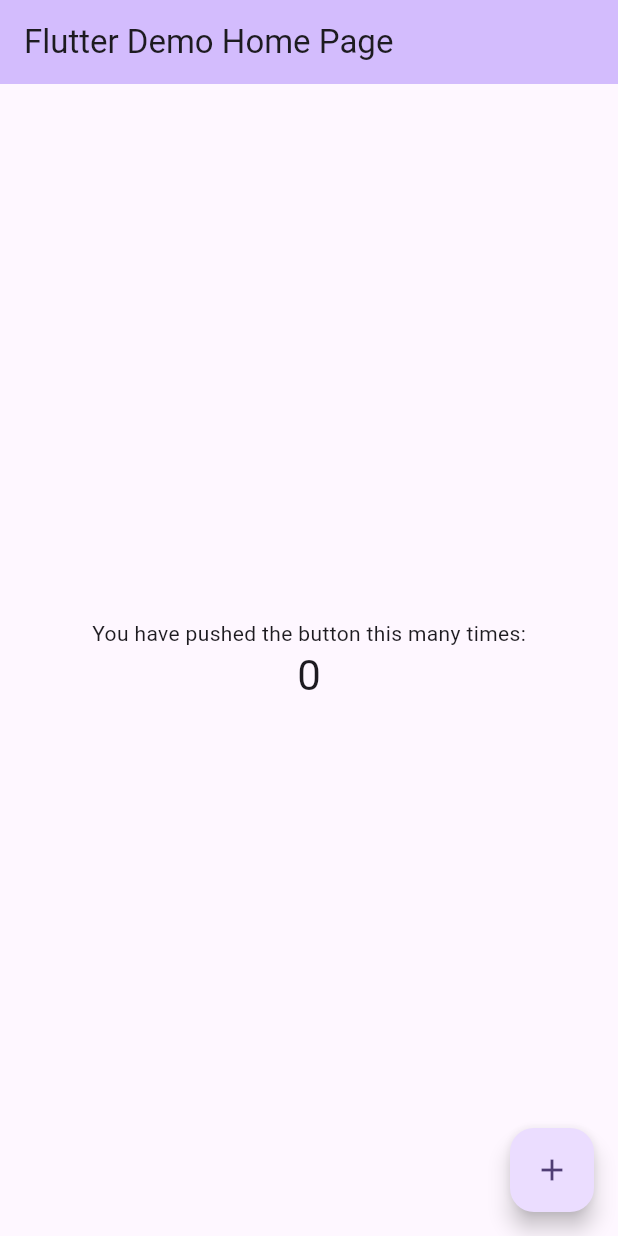
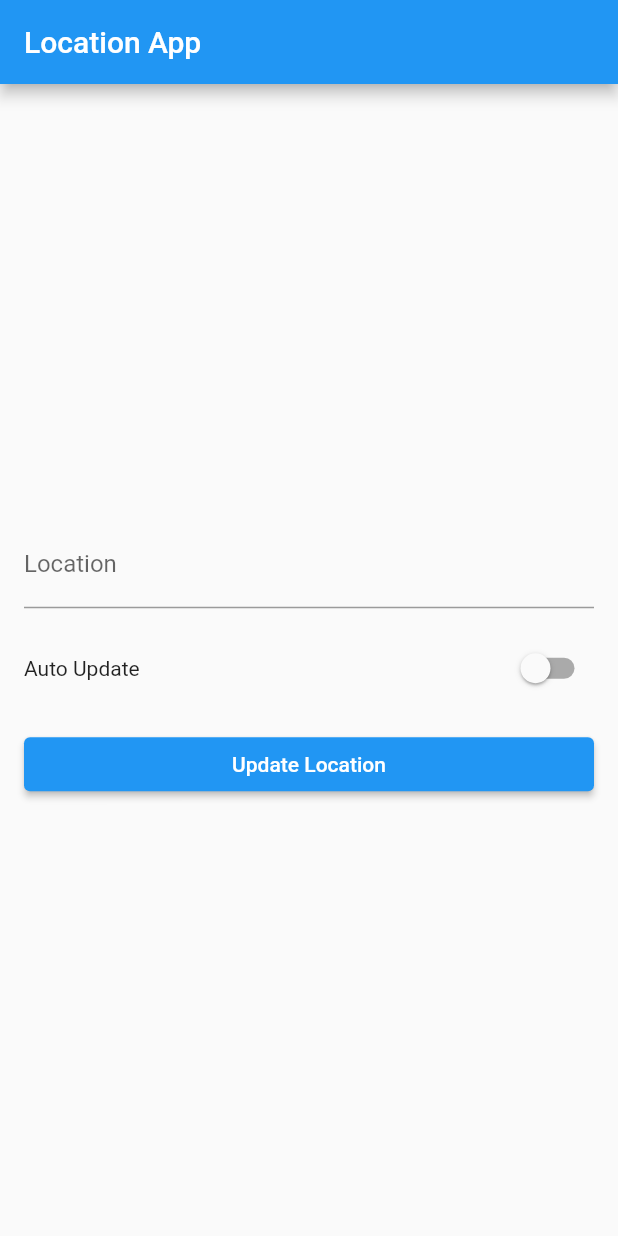
Before and after one commit to Allen7702/geoLocator, a Flutter app: the screen it shows after launch, on a phone screen of 412 x 824 dp. Run offline on Flutter 3.47's test engine with Material 2 defaults, Android fonts, the phone set to English and light mode, and no system bars; our stand-ins replace geolocator.

```diff
--- a/lib/main.dart
+++ b/lib/main.dart
@@ -1,125 +1,239 @@
 import 'package:flutter/material.dart';
+import 'package:geolocator/geolocator.dart';
 
 void main() {
-  runApp(const MyApp());
+  runApp(const LocationApp());
 }
 
-class MyApp extends StatelessWidget {
-  const MyApp({super.key});
-
-  // This widget is the root of your application.
+class LocationApp extends StatelessWidget {
+  const LocationApp({Key? key}) : super(key: key);
   @override
   Widget build(BuildContext context) {
     return MaterialApp(
-      title: 'Flutter Demo',
+      title: 'Location App',
       theme: ThemeData(
-        // This is the theme of your application.
-        //
-        // TRY THIS: Try running your application with "flutter run". You'll see
-        // the application has a blue toolbar. Then, without quitting the app,
-        // try changing the seedColor in the colorScheme below to Colors.green
-        // and then invoke "hot reload" (save your changes or press the "hot
-        // reload" button in a Flutter-supported IDE, or press "r" if you used
-        // the command line to start the app).
-        //
-        // Notice that the counter didn't reset back to zero; the application
-        // state is not lost during the reload. To reset the state, use hot
-        // restart instead.
-        //
-        // This works for code too, not just values: Most code changes can be
-        // tested with just a hot reload.
-        colorScheme: ColorScheme.fromSeed(seedColor: Colors.deepPurple),
-        useMaterial3: true,
+        primarySwatch: Colors.blue,
       ),
-      home: const MyHomePage(title: 'Flutter Demo Home Page'),
+      home: const LocationScreen(),
     );
   }
 }
 
-class MyHomePage extends StatefulWidget {
-  const MyHomePage({super.key, required this.title});
-
-  // This widget is the home page of your application. It is stateful, meaning
-  // that it has a State object (defined below) that contains fields that affect
-  // how it looks.
-
-  // This class is the configuration for the state. It holds the values (in this
-  // case the title) provided by the parent (in this case the App widget) and
-  // used by the build method of the State. Fields in a Widget subclass are
-  // always marked "final".
-
-  final String title;
+class LocationScreen extends StatefulWidget {
+  const LocationScreen({super.key});
 
   @override
-  State<MyHomePage> createState() => _MyHomePageState();
+  State<LocationScreen> createState() => _LocationScreenState();
 }
 
-class _MyHomePageState extends State<MyHomePage> {
-  int _counter = 0;
+class _LocationScreenState extends State<LocationScreen> {
+  final TextEditingController _locationController = TextEditingController();
+  bool _autoUpdateLocation = false;
+  // ignore: unused_field
+  String _currentLocation = '';
 
-  void _incrementCounter() {
+  @override
+  void initState() {
+    super.initState();
+    _getLocation();
+  }
+
+ Future<void> _getLocation() async {
+  try {
+    Position position = await Geolocator.getCurrentPosition(
+      desiredAccuracy: LocationAccuracy.high,
+    );
+
+    String newLocation = "${position.latitude}, ${position.longitude}";
+
     setState(() {
-      // This call to setState tells the Flutter framework that something has
-      // changed in this State, which causes it to rerun the build method below
-      // so that the display can reflect the updated values. If we changed
-      // _counter without calling setState(), then the build method would not be
-      // called again, and so nothing would appear to happen.
-      _counter++;
+      if (!_autoUpdateLocation) {
+        _locationController.text = newLocation;
+      }
+      _currentLocation = newLocation;
+    });
+  } catch (e) {
+    debugPrint(e.toString());
+  }
+}
+
+  void _toggleAutoUpdate(bool value) {
+    setState(() {
+      _autoUpdateLocation = value;
+      if (_autoUpdateLocation) {
+        _getLocation();
+      }
     });
   }
 
   @override
   Widget build(BuildContext context) {
-    // This method is rerun every time setState is called, for instance as done
-    // by the _incrementCounter method above.
-    //
-    // The Flutter framework has been optimized to make rerunning build methods
-    // fast, so that you can just rebuild anything that needs updating rather
-    // than having to individually change instances of widgets.
     return Scaffold(
       appBar: AppBar(
-        // TRY THIS: Try changing the color here to a specific color (to
-        // Colors.amber, perhaps?) and trigger a hot reload to see the AppBar
-        // change color while the other colors stay the same.
-        backgroundColor: Theme.of(context).colorScheme.inversePrimary,
-        // Here we take the value from the MyHomePage object that was created by
-        // the App.build method, and use it to set our appbar title.
-        title: Text(widget.title),
+        title: const Text('Location App'),
       ),
-      body: Center(
-        // Center is a layout widget. It takes a single child and positions it
-        // in the middle of the parent.
+      body: Padding(
+        padding: const EdgeInsets.all(16.0),
         child: Column(
-          // Column is also a layout widget. It takes a list of children and
-          // arranges them vertically. By default, it sizes itself to fit its
-          // children horizontally, and tries to be as tall as its parent.
-          //
-          // Column has various properties to control how it sizes itself and
-          // how it positions its children. Here we use mainAxisAlignment to
-          // center the children vertically; the main axis here is the vertical
-          // axis because Columns are vertical (the cross axis would be
-          // horizontal).
-          //
-          // TRY THIS: Invoke "debug painting" (choose the "Toggle Debug Paint"
-          // action in the IDE, or press "p" in the console), to see the
-          // wireframe for each widget.
           mainAxisAlignment: MainAxisAlignment.center,
-          children: <Widget>[
-            const Text(
-              'You have pushed the button this many times:',
+          crossAxisAlignment: CrossAxisAlignment.stretch,
+          children: [
+            TextField(
+              controller: _locationController,
+              enabled: !_autoUpdateLocation,
+              decoration: const InputDecoration(labelText: 'Location'),
             ),
-            Text(
-              '$_counter',
-              style: Theme.of(context).textTheme.headlineMedium,
+            const SizedBox(height: 16.0),
+            Row(
+              mainAxisAlignment: MainAxisAlignment.spaceBetween,
+              children: [
+                const Text('Auto Update'),
+                Switch(
+                  value: _autoUpdateLocation,
+                  onChanged: _toggleAutoUpdate,
+                ),
+              ],
+            ),
+            const SizedBox(height: 16.0),
+            ElevatedButton(
+              onPressed: _getLocation,
+              child: const Text('Update Location'),
             ),
           ],
         ),
       ),
-      floatingActionButton: FloatingActionButton(
-        onPressed: _incrementCounter,
-        tooltip: 'Increment',
-        child: const Icon(Icons.add),
-      ), // This trailing comma makes auto-formatting nicer for build methods.
     );
   }
 }
+
+
+
+
+
+
+
+// import 'package:flutter/material.dart';
+
+// void main() {
+//   runApp(const MyApp());
+// }
+
+// class MyApp extends StatelessWidget {
+//   const MyApp({super.key});
+
+//   // This widget is the root of your application.
+//   @override
+//   Widget build(BuildContext context) {
+//     return MaterialApp(
+//       title: 'Flutter Demo',
+//       theme: ThemeData(
+//         // This is the theme of your application.
+//         //
+//         // TRY THIS: Try running your application with "flutter run". You'll see
+//         // the application has a blue toolbar. Then, without quitting the app,
+//         // try changing the seedColor in the colorScheme below to Colors.green
+//         // and then invoke "hot reload" (save your changes or press the "hot
+//         // reload" button in a Flutter-supported IDE, or press "r" if you used
+//         // the command line to start the app).
+//         //
+//         // Notice that the counter didn't reset back to zero; the application
+//         // state is not lost during the reload. To reset the state, use hot
+//         // restart instead.
+//         //
+//         // This works for code too, not just values: Most code changes can be
+//         // tested with just a hot reload.
+//         colorScheme: ColorScheme.fromSeed(seedColor: Colors.deepPurple),
+//         useMaterial3: true,
+//       ),
+//       home: const MyHomePage(title: 'Flutter Demo Home Page'),
+//     );
+//   }
+// }
+
+// class MyHomePage extends StatefulWidget {
+//   const MyHomePage({super.key, required this.title});
+
+//   // This widget is the home page of your application. It is stateful, meaning
+//   // that it has a State object (defined below) that contains fields that affect
+//   // how it looks.
+
+//   // This class is the configuration for the state. It holds the values (in this
+//   // case the title) provided by the parent (in this case the App widget) and
+//   // used by the build method of the State. Fields in a Widget subclass are
+//   // always marked "final".
+
+//   final String title;
+
+//   @override
+//   State<MyHomePage> createState() => _MyHomePageState();
+// }
+
+// class _MyHomePageState extends State<MyHomePage> {
+//   int _counter = 0;
+
+//   void _incrementCounter() {
+//     setState(() {
+//       // This call to setState tells the Flutter framework that something has
+//       // changed in this State, which causes it to rerun the build method below
+//       // so that the display can reflect the updated values. If we changed
+//       // _counter without calling setState(), then the build method would not be
+//       // called again, and so nothing would appear to happen.
+//       _counter++;
+//     });
+//   }
+
+//   @override
+//   Widget build(BuildContext context) {
+//     // This method is rerun every time setState is called, for instance as done
+//     // by the _incrementCounter method above.
+//     //
+//     // The Flutter framework has been optimized to make rerunning build methods
+//     // fast, so that you can just rebuild anything that needs updating rather
+//     // than having to individually change instances of widgets.
+//     return Scaffold(
+//       appBar: AppBar(
+//         // TRY THIS: Try changing the color here to a specific color (to
+//         // Colors.amber, perhaps?) and trigger a hot reload to see the AppBar
+//         // change color while the other colors stay the same.
+//         backgroundColor: Theme.of(context).colorScheme.inversePrimary,
+//         // Here we take the value from the MyHomePage object that was created by
+//         // the App.build method, and use it to set our appbar title.
+//         title: Text(widget.title),
+//       ),
+//       body: Center(
+//         // Center is a layout widget. It takes a single child and positions it
+//         // in the middle of the parent.
+//         child: Column(
+//           // Column is also a layout widget. It takes a list of children and
+//           // arranges them vertically. By default, it sizes itself to fit its
+//           // children horizontally, and tries to be as tall as its parent.
+//           //
+//           // Column has various properties to control how it sizes itself and
+//           // how it positions its children. Here we use mainAxisAlignment to
+//           // center the children vertically; the main axis here is the vertical
+//           // axis because Columns are vertical (the cross axis would be
+//           // horizontal).
+//           //
+//           // TRY THIS: Invoke "debug painting" (choose the "Toggle Debug Paint"
+//           // action in the IDE, or press "p" in the console), to see the
+//           // wireframe for each widget.
+//           mainAxisAlignment: MainAxisAlignment.center,
+//           children: <Widget>[
+//             const Text(
+//               'You have pushed the button this many times:',
+//             ),
+//             Text(
+//               '$_counter',
+//               style: Theme.of(context).textTheme.headlineMedium,
+//             ),
+//           ],
+//         ),
+//       ),
+//       floatingActionButton: FloatingActionButton(
+//         onPressed: _incrementCounter,
+//         tooltip: 'Increment',
+//         child: const Icon(Icons.add),
+//       ), // This trailing comma makes auto-formatting nicer for build methods.
+//     );
+//   }
+// }
--- a/pubspec.yaml
+++ b/pubspec.yaml
@@ -30,7 +30,7 @@ environment:
 dependencies:
   flutter:
     sdk: flutter
-
+  geolocator: ^10.0.0
 
   # The following adds the Cupertino Icons font to your application.
   # Use with the CupertinoIcons class for iOS style icons.
```
Also changed, not shown: pubspec.lock, 6 other files.
